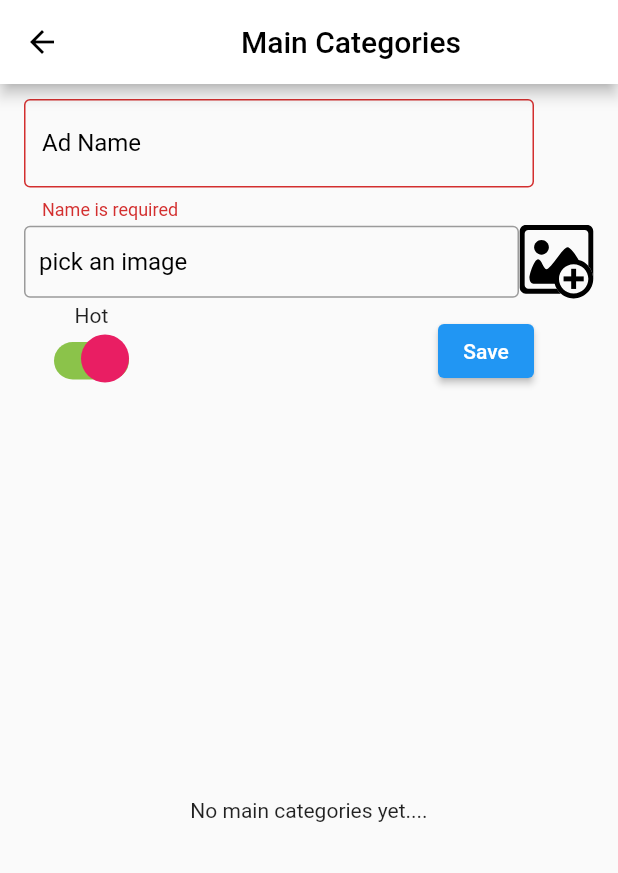
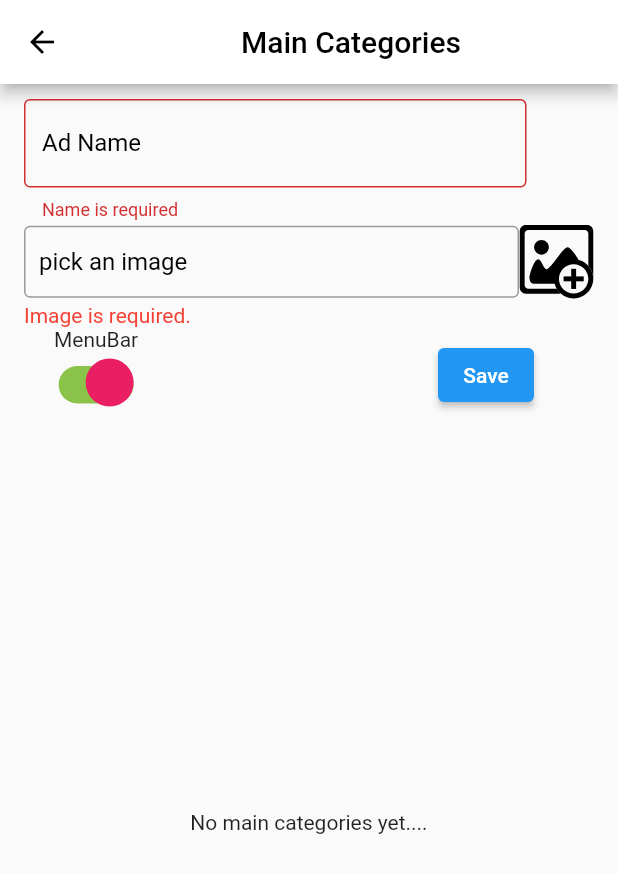
Before and after one commit to cmCityMall/CityMall, a Flutter app: the MCView screen opened directly, after a tap on "Save", on a phone screen of 412 x 824 dp. Shown: the top 873 px of the screen. Run offline on Flutter 3.47's test engine with Material 2 defaults, Android fonts, the phone set to English and light mode, and no system bars; our stand-ins replace cached_network_image, carousel_slider, cloud_firestore, country_code_picker, dotted_line, firebase_auth and 16 more; missing offline and left inert: flutter_material_color_picker, shrink_sidemenu; accounts and stored records are empty; generated files the repository leaves out were written again.

Commit message:
adding require function into admin scope

```diff
--- a/lib/admin/advertisement/controller/ad_controller.dart
+++ b/lib/admin/advertisement/controller/ad_controller.dart
@@ -17,7 +17,7 @@ class ADController extends GetxController {
   RxList<Product> addedProducts = <Product>[].obs;
   var pickedImage = "".obs;
   var isLoading = false.obs;
-
+  var isFirstTimePressed = false.obs;
   void clearAll() {
     pickedImage.value = "";
   }
@@ -30,6 +30,7 @@ class ADController extends GetxController {
   }
 
   Future<void> save() async {
+    isFirstTimePressed.value = true;
     showLoading();
     if (isLoading.value) {
       return;
@@ -54,6 +55,7 @@ class ADController extends GetxController {
               data: ad.toJson(),
             );
             isLoading.value = false;
+            isFirstTimePressed.value = true;
             clearAll();
           });
         });
--- a/lib/admin/main_category/controller/mc_controller.dart
+++ b/lib/admin/main_category/controller/mc_controller.dart
@@ -18,7 +18,7 @@ class MCController extends GetxController {
   final TextEditingController nameController = TextEditingController();
   var pickedImage = "".obs;
   var isMenu = true.obs;
-
+  var isFirstTimePressed = false.obs;
   void changeIsMenu(bool value) => isMenu.value = value;
 
   String? validate(String? value) {
@@ -42,8 +42,10 @@ class MCController extends GetxController {
   }
 
   Future<void> save() async {
-    showLoading();
+    isFirstTimePressed.value = true;
+
     if (formKey.currentState?.validate() == true && pickedImage.isNotEmpty) {
+      showLoading();
       try {
         await FirebaseStorage.instance
             .ref()
@@ -63,15 +65,17 @@ class MCController extends GetxController {
               documentPath: ad.id,
               data: ad.toJson(),
             );
+            isFirstTimePressed.value = false;
             clearAll();
+            hideLoading();
           });
         });
       } catch (e) {
+        hideLoading();
         Get.snackbar("Failed!", "Try Again");
         debugPrint("****$e");
       }
     }
-    hideLoading();
   }
 
   pickImage() async {
--- a/lib/admin/main_category/view/mc_view.dart
+++ b/lib/admin/main_category/view/mc_view.dart
@@ -34,16 +34,21 @@ class MCView extends StatelessWidget {
               right: 16.0,
               bottom: 16.0,
             ),
-            child: Form(
+            child: Obx(() {
+              return Form(
                 key: mcController.formKey,
+                autovalidateMode: mcController.isFirstTimePressed.value
+                    ? AutovalidateMode.onUserInteraction
+                    : AutovalidateMode.disabled,
                 child: Column(
                     crossAxisAlignment: CrossAxisAlignment.start,
                     children: [
                       /**Form*/
                       CustomTextForm(
                         padding: 0,
-                      rightPadding: 40,
+                        rightPadding: 45,
                         height: 85,
+                        maxLines: 1,
                         textFieldPaddingLeft: 10,
                         controller: mcController.nameController,
                         isUnderlineBorder: false,
@@ -58,6 +63,16 @@ class MCView extends StatelessWidget {
                           pickImage: () => mcController.pickImage(),
                         );
                       }),
+                      //ImagePickFormError
+                      Obx(() {
+                        return mcController.isFirstTimePressed.value &&
+                                mcController.pickedImage.isEmpty
+                            ? const Text("Image is required.",
+                                style: TextStyle(
+                                  color: Colors.red,
+                                ))
+                            : const SizedBox();
+                      }),
                       Padding(
                         padding: const EdgeInsets.only(
                           left: 20,
@@ -70,7 +85,7 @@ class MCView extends StatelessWidget {
                             Column(
                               crossAxisAlignment: CrossAxisAlignment.center,
                               children: [
-                              const Text("Hot"),
+                                const Text("MenuBar"),
                                 const SizedBox(height: 5),
                                 Obx(() {
                                   final isHot = mcController.isMenu.value;
@@ -180,6 +195,7 @@ class MCView extends StatelessWidget {
                         ),
                       ),
                     ]),
-            )));
+              );
+            })));
   }
 }
```
Also changed, not shown: lib/admin/advertisement/view/ad_view.dart (+10 -0 lines), lib/admin/product/controller/product_controller.dart (+3 -4 lines), lib/admin/sub_category/controller/sc_controller.dart (+10 -7 lines), lib/admin/sub_category/view/sc_view.dart (+8 -2 lines). Lines whose indentation alone changed are shown as unchanged.
